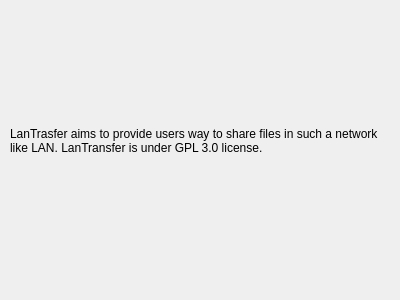
Above: about.ui from JerzySpendel/LanTransfer before the change. Below: the same form after it.
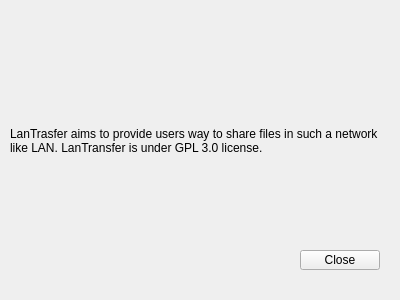
That is the form after the change.

```diff
--- a/about.ui
+++ b/about.ui
@@ -35,6 +35,19 @@
     <bool>true</bool>
    </property>
   </widget>
+  <widget class="QPushButton" name="pushButton">
+   <property name="geometry">
+    <rect>
+     <x>300</x>
+     <y>250</y>
+     <width>80</width>
+     <height>20</height>
+    </rect>
+   </property>
+   <property name="text">
+    <string>Close</string>
+   </property>
+  </widget>
  </widget>
  <resources/>
  <connections/>
```
